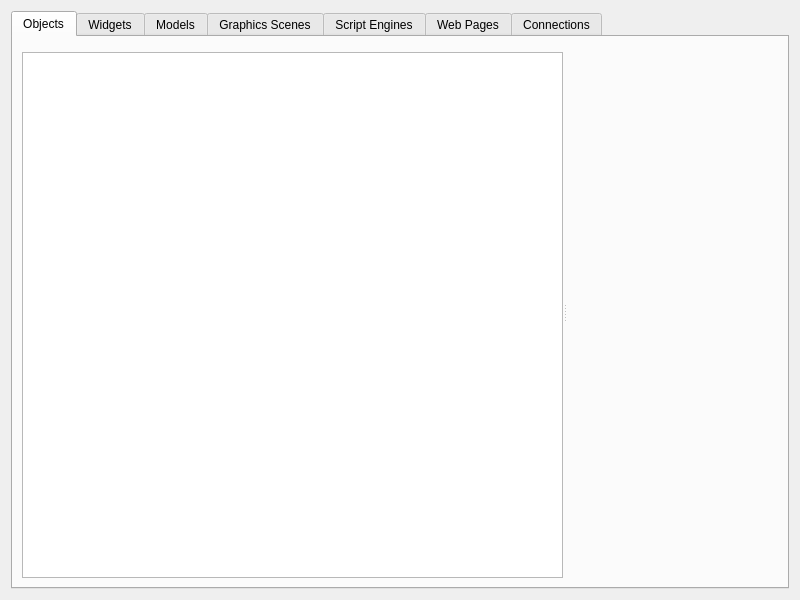
Above: mainwindow.ui from KDAB/GammaRay before the change. Below: the same form after it.
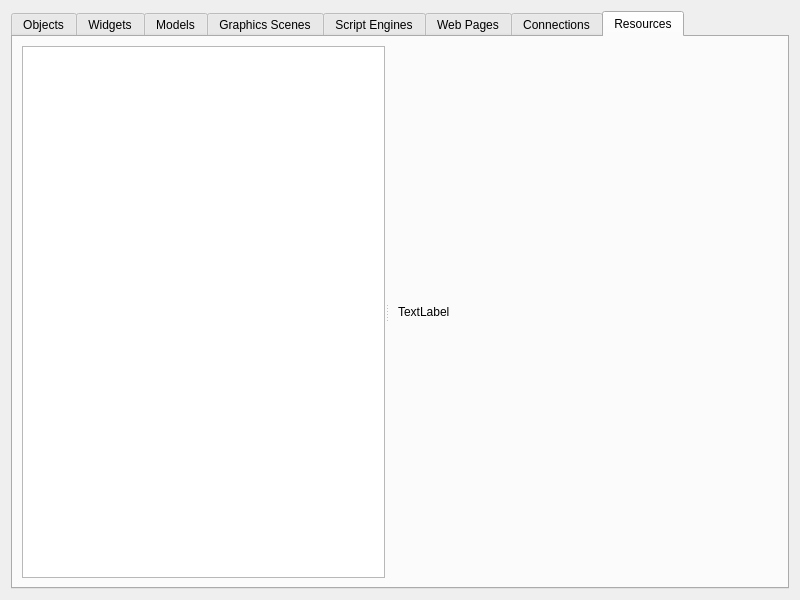
That is the form after the change. The open tabs and pages were chosen to show the change. Custom widgets are drawn as their Qt base class.

Commit message: Add the resource model.

```diff
--- a/mainwindow.ui
+++ b/mainwindow.ui
@@ -13,7 +13,7 @@
   <property name="windowTitle">
    <string>Form</string>
   </property>
-  <layout class="QVBoxLayout" name="verticalLayout">
+  <layout class="QHBoxLayout" name="horizontalLayout_2">
    <item>
     <widget class="QTabWidget" name="tabWidget">
      <property name="currentIndex">
@@ -242,6 +242,44 @@
        </item>
       </layout>
      </widget>
+     <widget class="QWidget" name="tab_7">
+      <attribute name="title">
+       <string>Resources</string>
+      </attribute>
+      <layout class="QHBoxLayout" name="horizontalLayout_4">
+       <item>
+        <widget class="QSplitter" name="splitter_7">
+         <property name="orientation">
+          <enum>Qt::Horizontal</enum>
+         </property>
+         <widget class="QTreeView" name="treeView"/>
+         <widget class="QStackedWidget" name="stackedWidget">
+          <property name="currentIndex">
+           <number>1</number>
+          </property>
+          <widget class="QWidget" name="page_3">
+           <layout class="QHBoxLayout" name="horizontalLayout_3">
+            <item>
+             <widget class="QTextBrowser" name="textBrowser"/>
+            </item>
+           </layout>
+          </widget>
+          <widget class="QWidget" name="page_4">
+           <layout class="QHBoxLayout" name="horizontalLayout">
+            <item>
+             <widget class="QLabel" name="label_3">
+              <property name="text">
+               <string>TextLabel</string>
+              </property>
+             </widget>
+            </item>
+           </layout>
+          </widget>
+         </widget>
+        </widget>
+       </item>
+      </layout>
+     </widget>
     </widget>
    </item>
   </layout>
```
The commit also changes 1 other file.
